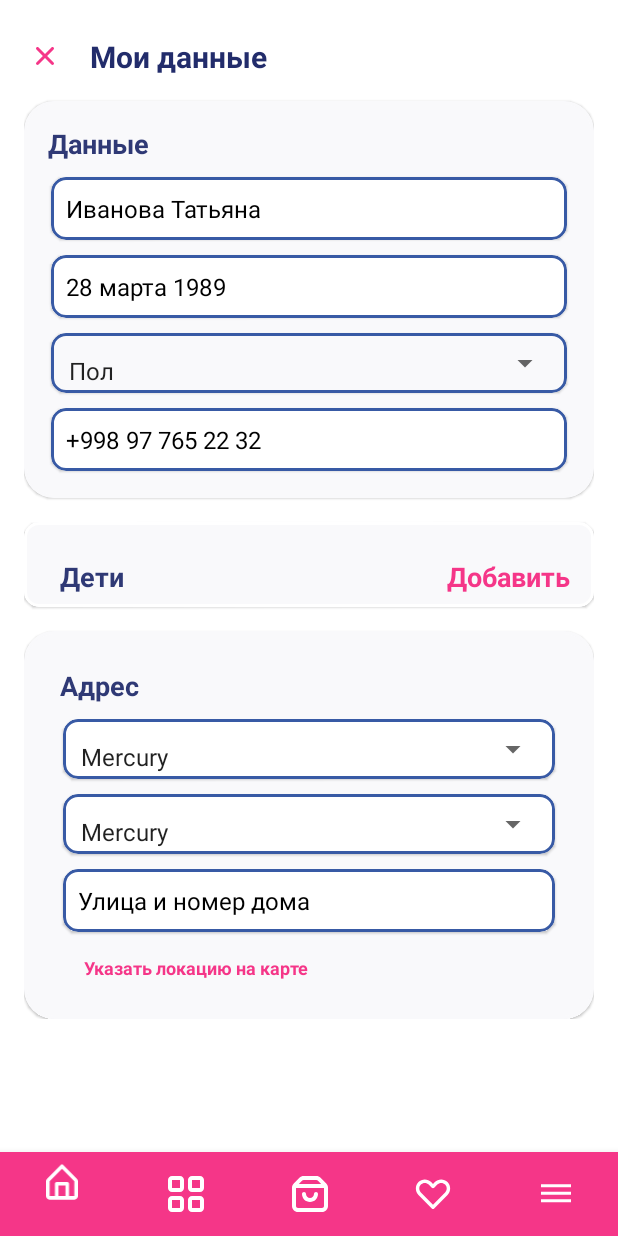
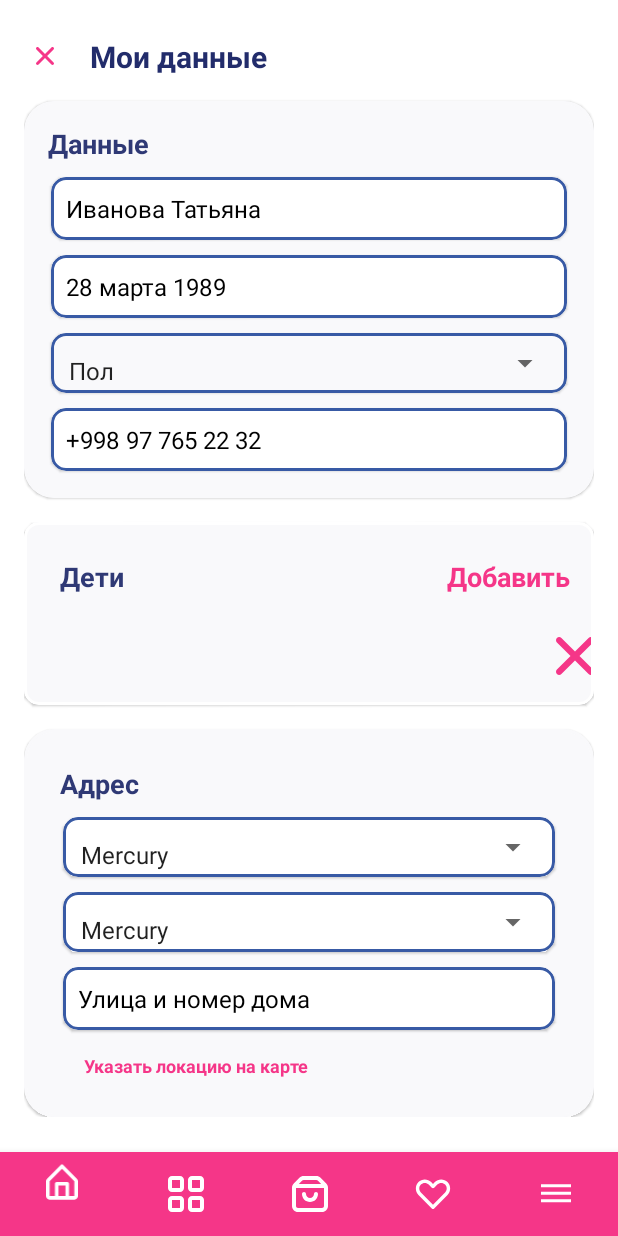
Before and after one commit to KomiljonTurayev/Kidya_example2, an Android app: the AccountFragment screen opened through its navigation route, on a phone screen of 412 x 824 dp. Run offline under Robolectric (Android 15) with nearby library versions, the phone set to English and light mode, and no system bars; our stand-ins replace navigation-ui; 1 statement that could not run was skipped.

Commit message:
added dinamic views

```diff
--- a/app/src/main/res/layout/fragment_account.xml
+++ b/app/src/main/res/layout/fragment_account.xml
@@ -239,13 +239,15 @@
             </LinearLayout>
 
                 <LinearLayout
+                    android:id="@+id/layoutGroup"
                     android:layout_width="match_parent"
                     android:layout_height="wrap_content"
                     android:orientation="vertical"
                     app:layout_constraintBottom_toBottomOf="parent"
-                        app:layout_constraintEnd_toEndOf="parent"
-                        app:layout_constraintStart_toStartOf="parent"
-                        app:layout_constraintTop_toBottomOf="@+id/linearLayout3">
+                    app:layout_constraintLeft_toLeftOf="parent"
+                    app:layout_constraintRight_toRightOf="parent"
+                    app:layout_constraintTop_toBottomOf="@+id/linearLayout3" >
+
 
                 <LinearLayout
                     android:layout_width="match_parent"
@@ -254,22 +256,74 @@
 
                     <LinearLayout
                         android:id="@+id/ll_left"
+                        android:layout_width="0dp"
+                        android:layout_height="wrap_content"
+                        android:layout_weight="1"
+                        android:orientation="vertical">
+
+                        <TextView
+                            android:id="@+id/textViewName"
                             android:layout_width="wrap_content"
-                            android:layout_height="wrap_content"
-                            android:orientation="vertical"
-                            app:layout_constraintBottom_toBottomOf="parent"
-                            app:layout_constraintStart_toStartOf="parent"
-                            app:layout_constraintTop_toBottomOf="@+id/linearLayout3" />
+                            android:layout_height="match_parent"
+                            android:lines="1"
+                            android:textSize="24sp" />
+
+                        <TextView
+                            android:id="@+id/textViewGender"
+                            android:layout_width="wrap_content"
+                            android:layout_height="match_parent"
+                            android:lines="1"
+                            android:textSize="24sp" />
+
+                    </LinearLayout>
 
                     <LinearLayout
                         android:id="@+id/ll_right"
-                            android:layout_width="wrap_content"
-                            android:layout_height="wrap_content"
-                            android:orientation="vertical"
-                            app:layout_constraintBottom_toBottomOf="parent"
-                            app:layout_constraintEnd_toEndOf="parent"
-                            app:layout_constraintHorizontal_bias="0.5"
-                            app:layout_constraintTop_toBottomOf="@+id/linearLayout3" />
+                        android:layout_width="0dp"
+                        android:layout_height="match_parent"
+                        android:layout_weight="1"
+                        android:gravity="center"
+                        android:orientation="horizontal">
+
+                        <TextView
+                            android:id="@+id/textViewAge"
+                            android:layout_width="0dp"
+                            android:layout_weight="1"
+                            android:layout_height="match_parent"
+                            android:lines="1"
+                            android:textSize="24sp" />
+
+                        <ImageView
+                            android:layout_width="25dp"
+                            android:layout_height="25dp"
+                            android:src="@drawable/ic_back" />
+
+                    </LinearLayout>
+                </LinearLayout>
+                </LinearLayout>
+<!--            <LinearLayout-->
+<!--                android:layout_width="match_parent"-->
+<!--                android:layout_height="wrap_content"-->
+<!--                android:orientation="horizontal">-->
+
+<!--                <LinearLayout-->
+<!--                    android:id="@+id/ll_left"-->
+<!--                    android:layout_width="wrap_content"-->
+<!--                    android:layout_height="wrap_content"-->
+<!--                    android:orientation="vertical"-->
+<!--                    app:layout_constraintBottom_toBottomOf="parent"-->
+<!--                    app:layout_constraintStart_toStartOf="parent"-->
+<!--                    app:layout_constraintTop_toBottomOf="@+id/linearLayout3" />-->
+
+<!--                <LinearLayout-->
+<!--                    android:id="@+id/ll_right"-->
+<!--                    android:layout_width="wrap_content"-->
+<!--                    android:layout_height="wrap_content"-->
+<!--                    android:orientation="vertical"-->
+<!--                    app:layout_constraintBottom_toBottomOf="parent"-->
+<!--                    app:layout_constraintEnd_toEndOf="parent"-->
+<!--                    app:layout_constraintHorizontal_bias="0.5"-->
+<!--                    app:layout_constraintTop_toBottomOf="@+id/linearLayout3" />-->
                 <!--                            <ImageView-->
                 <!--                                android:id="@+id/image"-->
                 <!--                                android:layout_gravity="center"-->
@@ -278,99 +332,99 @@
                 <!--                                android:src="@drawable/ic_back" />-->
 
 
-                        </LinearLayout>
-                    </LinearLayout>
+<!--            </LinearLayout>-->
+<!--        </LinearLayout>-->
     </androidx.constraintlayout.widget.ConstraintLayout>
 
 </com.google.android.material.card.MaterialCardView>
 
 <com.google.android.material.card.MaterialCardView
-                android:layout_width="match_parent"
 android:layout_height="wrap_content"
 android:layout_marginTop="16dp"
+android:layout_width="match_parent"
 app:cardBackgroundColor="#F9F9FB"
 app:cardCornerRadius="20sp"
 app:strokeColor="#F9F9FB"
 app:strokeWidth="2dp">
 
 <LinearLayout
-                    android:layout_width="match_parent"
     android:layout_height="wrap_content"
     android:layout_margin="8dp"
+    android:layout_width="match_parent"
     android:orientation="vertical"
     android:padding="8dp">
 
     <TextView
-                        android:layout_width="wrap_content"
         android:layout_height="wrap_content"
         android:layout_marginLeft="8dp"
         android:layout_marginTop="8dp"
+        android:layout_width="wrap_content"
         android:text="Адрес"
         android:textColor="#2F3975"
         android:textSize="18sp"
         android:textStyle="bold" />
 
     <com.google.android.material.card.MaterialCardView
-                        android:layout_width="match_parent"
+        android:background="#ffffff"
         android:layout_height="wrap_content"
         android:layout_marginLeft="10dp"
+        android:layout_marginRight="10dp"
         android:layout_marginTop="10dp"
-                        android:layout_marginRight="10dp"
-                        android:background="#ffffff"
+        android:layout_width="match_parent"
         app:cardCornerRadius="10dp"
         app:strokeColor="#385AA5"
         app:strokeWidth="2dp">
 
         <Spinner
             android:id="@+id/planets_spinner2"
-                            android:layout_width="match_parent"
             android:layout_height="wrap_content"
             android:layout_margin="4dp"
+            android:layout_width="match_parent"
             android:paddingTop="10dp" />
 
     </com.google.android.material.card.MaterialCardView>
 
     <com.google.android.material.card.MaterialCardView
-                        android:layout_width="match_parent"
+        android:background="#ffffff"
         android:layout_height="wrap_content"
         android:layout_marginLeft="10dp"
+        android:layout_marginRight="10dp"
         android:layout_marginTop="10dp"
-                        android:layout_marginRight="10dp"
-                        android:background="#ffffff"
+        android:layout_width="match_parent"
         app:cardCornerRadius="10dp"
         app:strokeColor="#385AA5"
         app:strokeWidth="2dp">
 
         <Spinner
             android:id="@+id/planets_spinner3"
-                            android:layout_width="match_parent"
             android:layout_height="wrap_content"
             android:layout_margin="4dp"
+            android:layout_width="match_parent"
             android:paddingTop="10dp" />
 
     </com.google.android.material.card.MaterialCardView>
 
     <com.google.android.material.card.MaterialCardView
+        android:background="#ffffff"
+        android:layout_height="wrap_content"
+        android:layout_marginBottom="15dp"
+        android:layout_marginLeft="10dp"
+        android:layout_marginRight="10dp"
+        android:layout_marginTop="10dp"
         android:layout_width="match_parent"
-                        android:layout_height="wrap_content"
-                        android:layout_marginLeft="10dp"
-                        android:layout_marginTop="10dp"
-                        android:layout_marginRight="10dp"
-                        android:layout_marginBottom="15dp"
-                        android:background="#ffffff"
         app:cardCornerRadius="10dp"
         app:strokeColor="#385AA5"
         app:strokeWidth="2dp">
 
         <EditText
-                            android:layout_width="match_parent"
-                            android:layout_height="wrap_content"
-                            android:layout_marginRight="30dp"
             android:background="@null"
             android:ems="10"
             android:gravity="left"
             android:hint="Улица и номер дома"
             android:inputType="text|textNoSuggestions"
+            android:layout_height="wrap_content"
+            android:layout_marginRight="30dp"
+            android:layout_width="match_parent"
             android:padding="10dp"
             android:paddingRight="30dp"
             android:singleLine="true"
@@ -381,10 +435,10 @@
     </com.google.android.material.card.MaterialCardView>
 
     <TextView
+        android:layout_height="wrap_content"
+        android:layout_marginBottom="10dp"
+        android:layout_marginStart="24dp"
         android:layout_width="wrap_content"
-                        android:layout_height="wrap_content"
-                        android:layout_marginStart="24dp"
-                        android:layout_marginBottom="10dp"
         android:text="Указать локацию на карте"
         android:textColor="@color/main_color"
         android:textSize="12sp"
@@ -392,7 +446,6 @@
 </LinearLayout>
 </com.google.android.material.card.MaterialCardView>
 
-        </LinearLayout>
-    </androidx.core.widget.NestedScrollView>
+    </LinearLayout></androidx.core.widget.NestedScrollView>
 
     </LinearLayout>
```
Also changed, not shown: app/src/main/java/com/example/kidya_example/ui/drawer/AccountFragment.kt (+48 -29 lines), app/src/main/java/com/example/kidya_example/util/ViewGroupExtensions.kt (added, +18 -0 lines), app/src/main/res/layout/item_input.xml (added, +50 -0 lines). Lines whose indentation alone changed are shown as unchanged.
